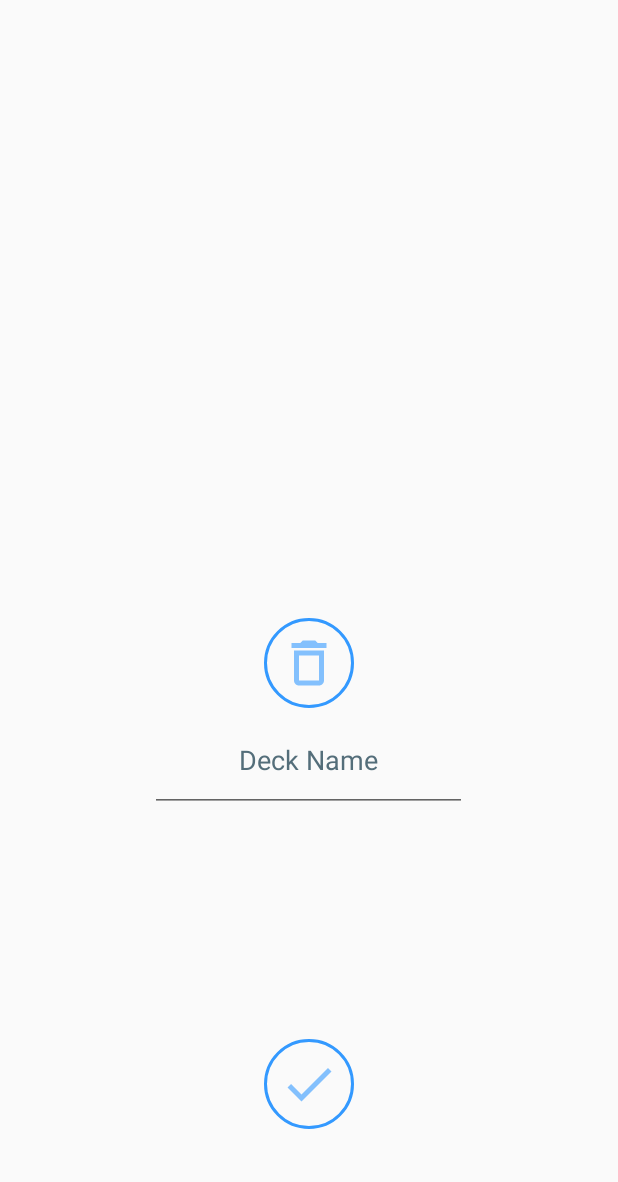
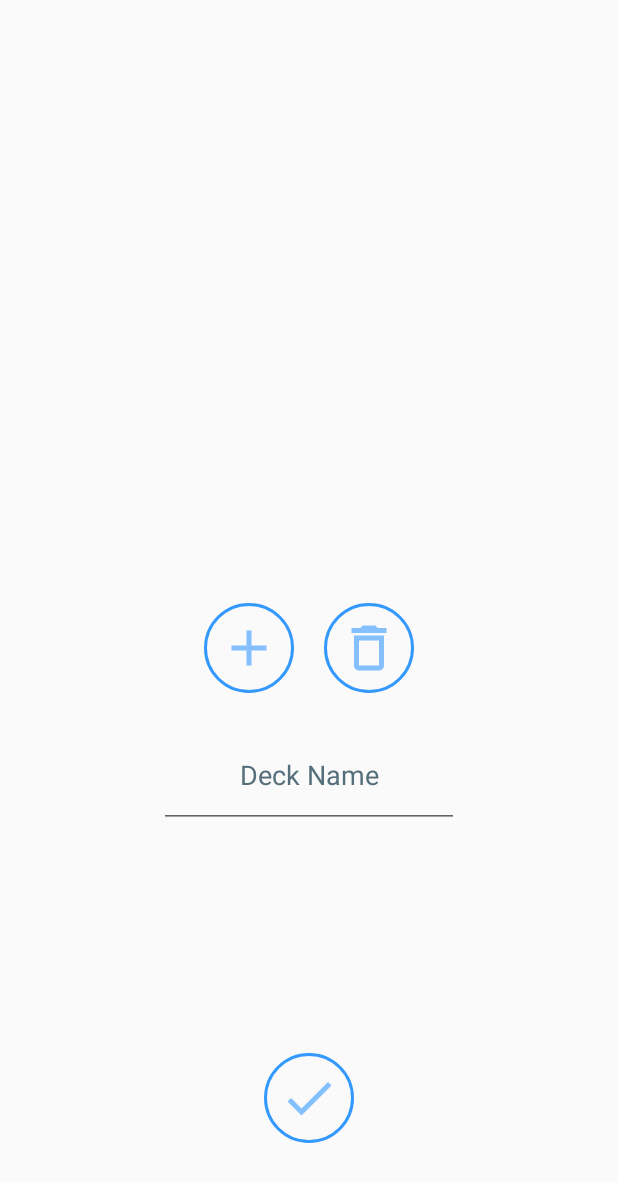
Before and after one commit to Dursam/Cardle, an Android app: the CreateDeck screen opened directly, with no data from a screen before it, on a phone screen of 412 x 824 dp. Shown: the top 1182 px of the screen. Run offline under Robolectric (Android 15) with nearby library versions, the phone set to English and light mode, and no system bars.

Commit message:
Creating Card from Deck middle way

```diff
--- a/app/src/main/AndroidManifest.xml
+++ b/app/src/main/AndroidManifest.xml
@@ -9,6 +9,12 @@
         android:roundIcon="@mipmap/ic_launcher_round"
         android:supportsRtl="true"
         android:theme="@style/Theme.AppCompat.Light.NoActionBar">
+        <activity
+            android:name=".EmptyDeck"
+            android:exported="false" />
+        <activity
+            android:name=".CreateCard"
+            android:exported="false" />
         <activity
             android:name=".CreateDeck"
             android:exported="false" />
--- /dev/null
+++ b/app/src/main/java/com/application/cardle/CardAdapter.java
@@ -0,0 +1,67 @@
+package com.application.cardle;
+
+import android.annotation.SuppressLint;
+import android.content.Context;
+import android.view.LayoutInflater;
+import android.view.View;
+import android.view.ViewGroup;
+import android.widget.TextView;
+
+import androidx.annotation.NonNull;
+import androidx.recyclerview.widget.RecyclerView;
+
+import java.util.ArrayList;
+
+public class CardAdapter extends RecyclerView.Adapter<CardAdapter.Viewholder> {
+
+    // variable for our array list and context
+    private final Context context;
+    private final ArrayList<CardModel> CardList;
+
+    // Constructor
+    public CardAdapter(Context context, ArrayList<CardModel> CardList) {
+        this.context = context;
+        this.CardList = CardList;
+    }
+
+    @NonNull
+    @Override
+    public CardAdapter.Viewholder onCreateViewHolder(@NonNull ViewGroup parent, int viewType) {
+        // to inflate the layout for each item of recycler view.
+        View view = LayoutInflater.from(parent.getContext()).inflate(R.layout.card, parent, false);
+        return new Viewholder(view);
+    }
+
+    @SuppressLint("SetTextI18n")
+    @Override
+    public void onBindViewHolder(@NonNull CardAdapter.Viewholder holder, int position) {
+        // to set data to textview of each card layout
+        CardModel model = CardList.get(position);
+        holder.CardIdCardTV.setText(model.getIdCard().toString());
+        holder.CardQuestionTV.setText(model.getQuestion());
+        holder.CardResponseTV.setText(model.getResponse());
+    }
+
+    @Override
+    public int getItemCount() {
+        // this method is used for showing number
+        // of card items in recycler view.
+        return CardList.size();
+    }
+
+    // View holder class for initializing of
+    // your views such as Imageview.
+    public static class Viewholder extends RecyclerView.ViewHolder {
+
+        private final TextView CardIdCardTV;
+        private final TextView CardQuestionTV;
+        private final TextView CardResponseTV;
+
+        public Viewholder(@NonNull View itemView) {
+            super(itemView);
+            CardIdCardTV = itemView.findViewById(R.id.textViewGetIdCard);
+            CardQuestionTV = itemView.findViewById(R.id.textViewGetQuestion);
+            CardResponseTV = itemView.findViewById(R.id.textViewGetResponse);
+        }
+    }
+}
--- a/app/src/main/java/com/application/cardle/CreateDeck.java
+++ b/app/src/main/java/com/application/cardle/CreateDeck.java
@@ -1,13 +1,32 @@
 package com.application.cardle;
 
+import androidx.activity.result.ActivityResultLauncher;
+import androidx.activity.result.contract.ActivityResultContracts;
 import androidx.appcompat.app.AppCompatActivity;
+import android.app.Activity;
 import android.content.Intent;
 import android.os.Bundle;
 import android.widget.Button;
 import android.widget.EditText;
 import android.widget.Toast;
 
+import androidx.viewpager2.widget.ViewPager2;
+
+import java.util.ArrayList;
+
 public class CreateDeck extends AppCompatActivity {
+
+    // ViewPager2 for cards
+    ViewPager2 viewPager2Card;
+    ArrayList<CardModel> VPCards;
+    // cards counter
+    Integer cntCards = 1;
+
+    // Activity launcher and binding
+    ActivityResultLauncher<Intent> aCards;
+
+    //
+    String question, response;
 
     @Override
     protected void onCreate(Bundle savedInstanceState) {
@@ -15,12 +34,35 @@ public class CreateDeck extends AppCompatActivity {
         setContentView(R.layout.create_deck);
 
         // initializing all our variables.
+        Button addCard = findViewById(R.id.buttonAddCardDeck);
+        Button delCard = findViewById(R.id.buttonDelCardDeck);
         Button createDeck = findViewById(R.id.buttonAddDeck);
         EditText editDeckName = findViewById(R.id.textViewSetDeck);
+        viewPager2Card = findViewById(R.id.viewpagerCard);
 
-        // creating a new database class and passing our context to it.
+        // create a new database class and passing our context to it.
         DatabaseCardle dbCardle = new DatabaseCardle(CreateDeck.this);
 
+        // create a new arraylist of card object
+        VPCards = new ArrayList<>();
+
+        // recuperate Extra of cards (for empty activity)
+        Bundle extras = getIntent().getExtras();
+        if(extras != null){
+            question = extras.getString("Question");
+            response = extras.getString("Response");
+            VPCards.add(new CardModel(cntCards,question,response));
+            cntCards++;
+        }
+
+        // card creating listener
+        addCard.setOnClickListener(v -> {
+            // opening a new activity via a intent.
+            Intent i = new Intent(CreateDeck.this, CreateCard.class);
+            aCards.launch(i);
+        });
+
+        // deck creating listener
         createDeck.setOnClickListener(v -> {
 
             // below line is to get data from all edit text fields.
@@ -43,4 +85,27 @@ public class CreateDeck extends AppCompatActivity {
             }
         });
     }
+
+    @Override
+    protected void onStart() {
+
+        super.onStart();
+
+        // get data from CreateCard activity
+        aCards = registerForActivityResult(
+                new ActivityResultContracts.StartActivityForResult(),
+                result -> {
+                    if (result.getResultCode() == Activity.RESULT_OK) {
+                        // create intent of creating card
+                        Intent data = result.getData();
+                        if(data != null){
+                            question = data.getStringExtra("Question");
+                            response = data.getStringExtra("Response");
+                            VPCards.add(new CardModel(cntCards,question,response));
+                            cntCards++;
+                        }
+                    }
+                });
+        viewPager2Card.setAdapter(new CardAdapter(CreateDeck.this,VPCards));
+    }
 }
--- a/app/src/main/java/com/application/cardle/DeckAdapter.java
+++ b/app/src/main/java/com/application/cardle/DeckAdapter.java
@@ -13,7 +13,7 @@ import java.util.ArrayList;
 public class DeckAdapter extends RecyclerView.Adapter<DeckAdapter.Viewholder> {
 
     // variable for our array list and context
-    private Context context;
+    private final Context context;
     private final ArrayList<DeckModel> DeckList;
 
     // Constructor
--- a/app/src/main/java/com/application/cardle/Menu.java
+++ b/app/src/main/java/com/application/cardle/Menu.java
@@ -3,11 +3,9 @@ package com.application.cardle;
 import android.content.Intent;
 import android.os.Bundle;
 import android.widget.Button;
-
 import androidx.appcompat.app.AppCompatActivity;
 import androidx.recyclerview.widget.LinearLayoutManager;
 import androidx.recyclerview.widget.RecyclerView;
-
 import java.util.ArrayList;
 
 public class Menu extends AppCompatActivity {
@@ -56,7 +54,7 @@ public class Menu extends AppCompatActivity {
 
         createDeck.setOnClickListener(v -> {
             // opening a new activity via a intent.
-            Intent i = new Intent(Menu.this, CreateDeck.class);
+            Intent i = new Intent(Menu.this, EmptyDeck.class);
             startActivity(i);
         });
 
--- a/app/src/main/res/layout/create_deck.xml
+++ b/app/src/main/res/layout/create_deck.xml
@@ -5,24 +5,45 @@
     android:orientation="vertical"
     android:gravity="center">
 
+    <androidx.viewpager2.widget.ViewPager2
+        android:id="@+id/viewpagerCard"
+        android:layout_width="250dp"
+        android:layout_height="300dp"
+        android:layout_margin="10dp"
+        android:gravity="center"/>
 
-    <androidx.viewpager2.widget.ViewPager2
-        android:id="@+id/viewPagerCards"
-        android:layout_width="379dp"
-        android:layout_height="341dp" />
+    <LinearLayout
+        android:layout_width="match_parent"
+        android:layout_height="80dp"
+        android:orientation="horizontal"
+        android:gravity="center"
+        android:layout_margin="10dp">
 
-    <Button
-        android:id="@+id/buttonDelDeck"
-        android:layout_width="60dp"
-        android:layout_height="60dp"
-        android:background="@drawable/round_button_delete"
-        android:contentDescription="@string/del" />
+        <Button
+            android:id="@+id/buttonAddCardDeck"
+            android:layout_width="60dp"
+            android:layout_height="60dp"
+            android:layout_margin="10dp"
+            android:background="@drawable/round_button_create"
+            android:contentDescription="@string/add"
+            style="?android:attr/buttonBarButtonStyle" />
+
+        <Button
+            android:id="@+id/buttonDelCardDeck"
+            android:layout_width="60dp"
+            android:layout_height="60dp"
+            android:layout_margin="10dp"
+            android:background="@drawable/round_button_delete"
+            android:contentDescription="@string/del"
+            style="?android:attr/buttonBarButtonStyle" />
+
+    </LinearLayout>
 
     <EditText
         android:id="@+id/textViewSetDeck"
-        android:layout_width="211dp"
-        android:layout_height="69dp"
-        android:layout_marginBottom="151dp"
+        android:layout_width="200dp"
+        android:layout_height="70dp"
+        android:layout_marginBottom="150dp"
         android:gravity="center"
         android:hint="@string/deck_name"
         android:importantForAutofill="no"
@@ -34,6 +55,6 @@
         android:layout_width="60dp"
         android:layout_height="60dp"
         android:background="@drawable/round_button_validate"
-        android:contentDescription="@string/add"/>
+        android:contentDescription="@string/add" />
 
 </LinearLayout>
--- a/app/src/main/res/values/strings.xml
+++ b/app/src/main/res/values/strings.xml
@@ -8,4 +8,9 @@
     <string name="deck">Deck</string>
     <string name="add">Add</string>
     <string name="del">Delete</string>
+    <string name="new_card">New card</string>
+    <string name="question">Question</string>
+    <string name="response">Response</string>
+    <string name="id_card">ID Card</string>
+    <string name="label_card">Card creating :</string>
 </resources>
```
Also changed, not shown: app/src/main/java/com/application/cardle/CardModel.java (+11 -1 lines), app/src/main/java/com/application/cardle/CreateCard.java (added, +66 -0 lines), app/src/main/java/com/application/cardle/DatabaseCardle.java (+35 -0 lines), app/src/main/java/com/application/cardle/EmptyDeck.java (added, +25 -0 lines), app/src/main/res/layout/card.xml (added, +45 -0 lines), app/src/main/res/layout/create_card.xml (added, +37 -0 lines), app/src/main/res/layout/empty_state_card.xml (added, +26 -0 lines), app/src/main/res/drawable/empty_state_en.png (added).
